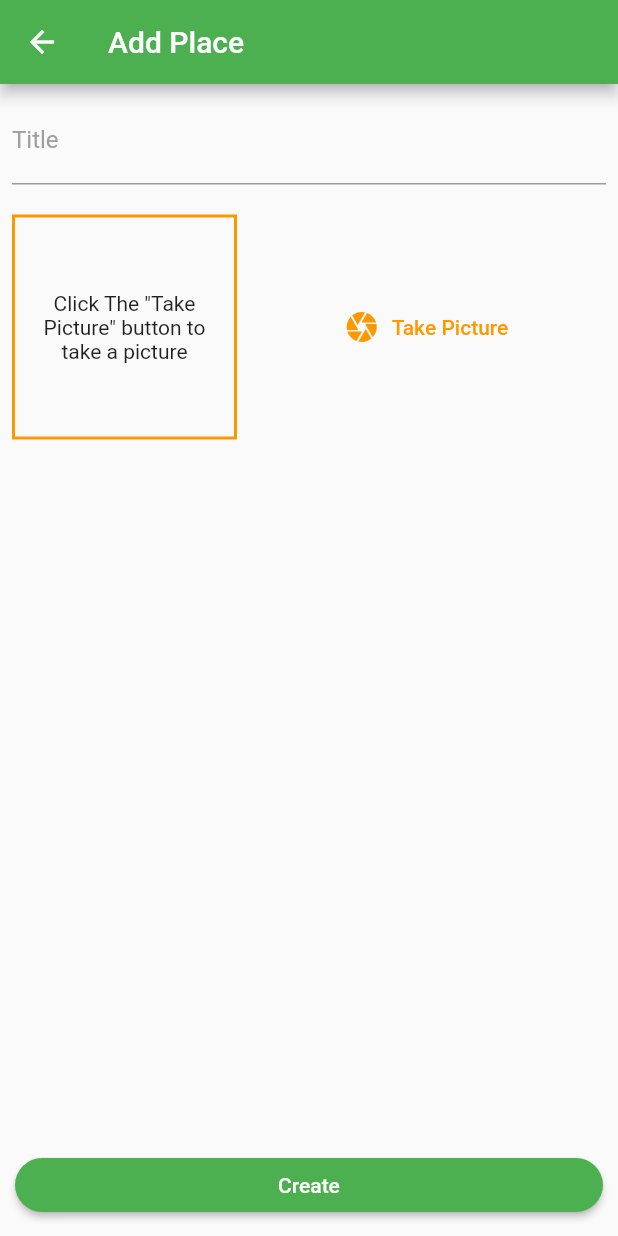
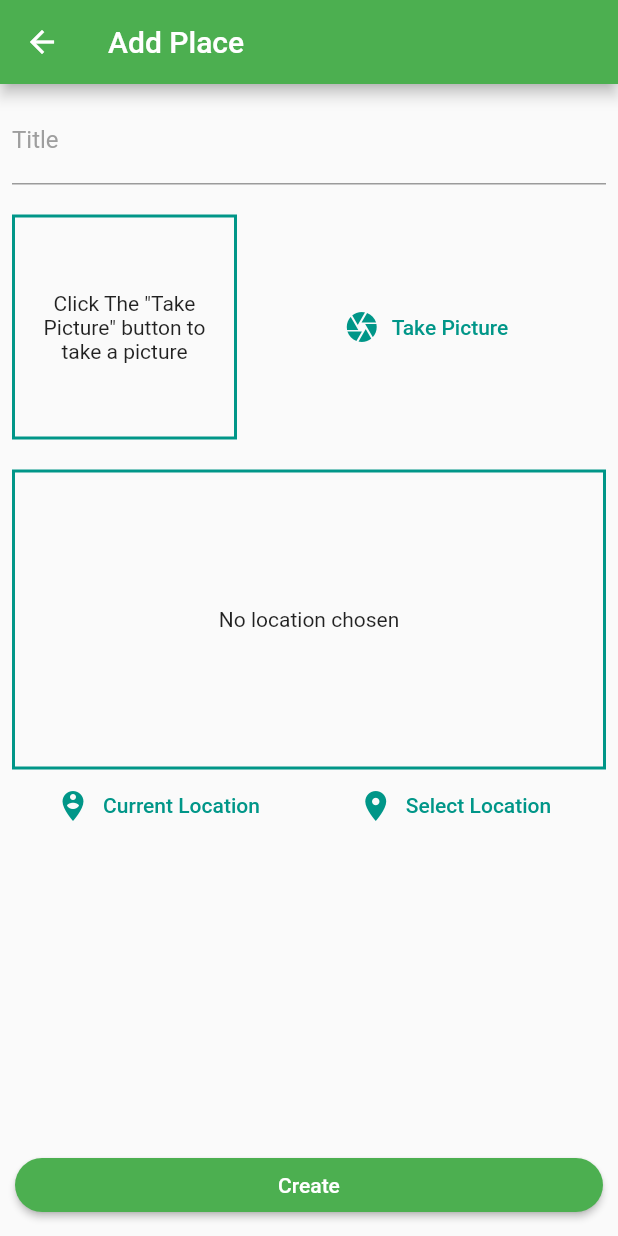
Before and after one commit to shimonster/great_places_app, a Flutter app: the screen it shows after launch, after a tap on the "add" icon, on a phone screen of 412 x 824 dp. Run offline on Flutter 3.47's test engine with Material 2 defaults, Android fonts, the phone set to English and light mode, and no system bars; our stand-ins replace image_picker, location, sqflite; accounts and stored records are empty.

Commit message:
started using location in form

```diff
--- a/lib/main.dart
+++ b/lib/main.dart
@@ -16,7 +16,7 @@ class MyApp extends StatelessWidget {
         title: 'Flutter Demo',
         theme: ThemeData(
           primarySwatch: Colors.green,
-          accentColor: Colors.orange,
+          accentColor: Colors.teal,
         ),
         home: PlaceListScreen(),
         routes: {
--- a/lib/screens/add_place_screen.dart
+++ b/lib/screens/add_place_screen.dart
@@ -4,6 +4,7 @@ import 'package:flutter/material.dart';
 import 'package:provider/provider.dart';
 
 import '../widgets/image_selector_widget.dart';
+import '../widgets/location_input.dart';
 import '../providers/places_provider.dart';
 
 class AddPlaceScreen extends StatefulWidget {
@@ -79,6 +80,10 @@ class _AddPlaceScreenState extends State<AddPlaceScreen> {
                     height: 20,
                   ),
                   ImageSelectorWidget(_saveImage),
+                  SizedBox(
+                    height: 20,
+                  ),
+                  LocationInput(),
                 ],
               ),
             ),
--- /dev/null
+++ b/lib/widgets/location_input.dart
@@ -0,0 +1,62 @@
+import 'package:flutter/material.dart';
+import 'package:location/location.dart';
+
+class LocationInput extends StatefulWidget {
+  @override
+  _LocationInputState createState() => _LocationInputState();
+}
+
+class _LocationInputState extends State<LocationInput> {
+  String _previewImageUrl;
+
+  Future<void> _getCurrentLocation() async {
+    final location = await Location().getLocation();
+    print('(${location.latitude}, ${location.longitude})');
+  }
+
+  @override
+  Widget build(BuildContext context) {
+    return Column(
+      children: <Widget>[
+        Container(
+          height: 200,
+          width: double.infinity,
+          alignment: Alignment.center,
+          decoration: BoxDecoration(
+            border: Border.all(
+              color: Theme.of(context).accentColor,
+              width: 2,
+            ),
+          ),
+          child: _previewImageUrl == null
+              ? Text(
+                  'No location chosen',
+                  textAlign: TextAlign.center,
+                )
+              : Image.network(_previewImageUrl,
+                  fit: BoxFit.cover, width: double.infinity),
+        ),
+        Row(
+          children: <Widget>[
+            Expanded(
+              child: FlatButton.icon(
+                label: Text('Current Location'),
+                icon: Icon(Icons.person_pin_circle),
+                textColor: Theme.of(context).accentColor,
+                onPressed: _getCurrentLocation,
+              ),
+            ),
+            Expanded(
+              child: FlatButton.icon(
+                label: Text('Select Location'),
+                icon: Icon(Icons.place),
+                textColor: Theme.of(context).accentColor,
+                onPressed: () {},
+              ),
+            ),
+          ],
+        ),
+      ],
+    );
+  }
+}
```
Also changed, not shown: 1 other file.
